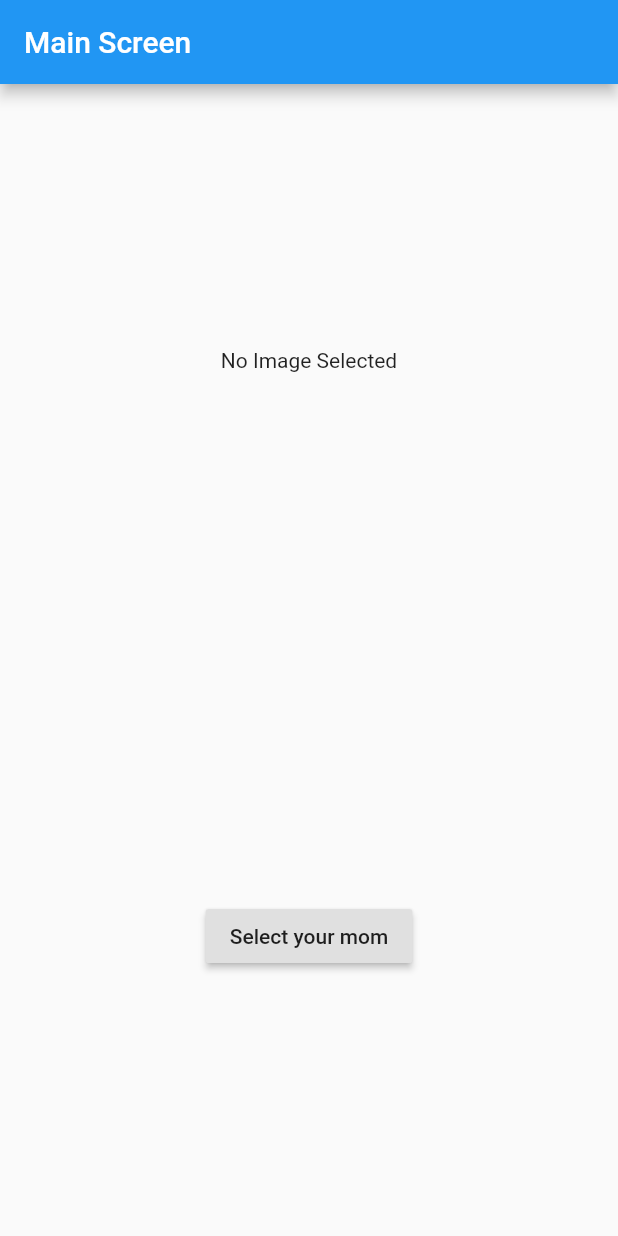
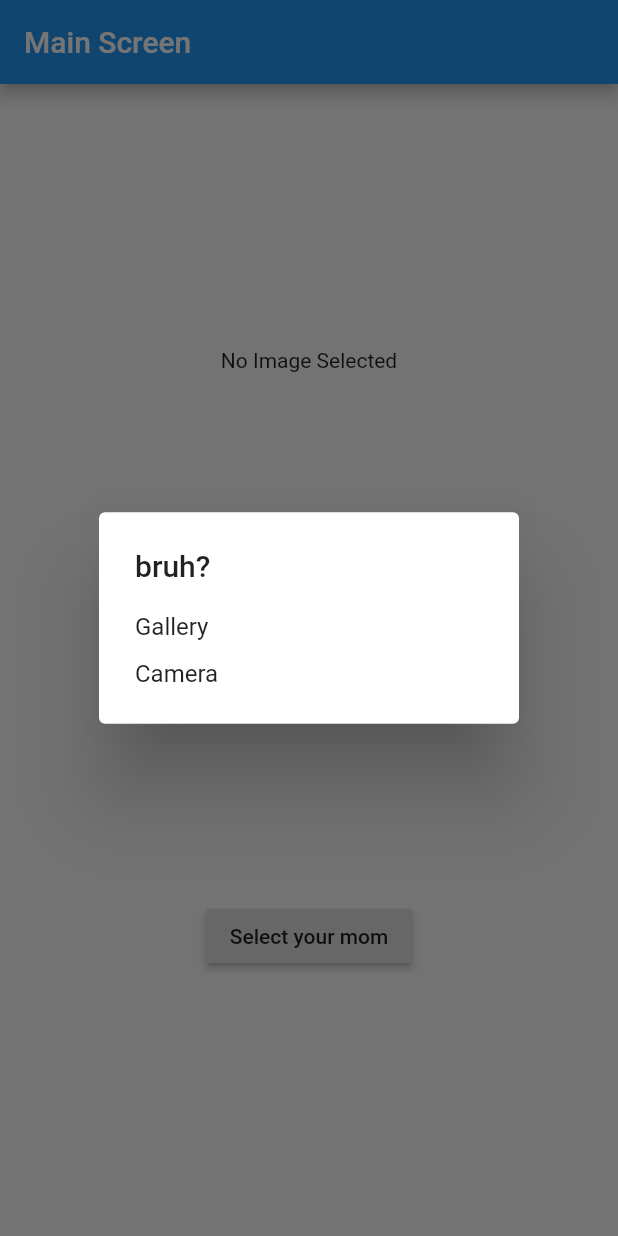
Before and after one commit to AYAYEET/image_edit, a Flutter app: the screen it shows after launch, after a tap on "Select your mom", on a phone screen of 412 x 824 dp. Run offline on Flutter 3.47's test engine with Material 2 defaults, Android fonts, the light colour scheme and no system bars; our stand-ins replace image_picker; missing offline and left inert: image_editor_pro.

Commit message:
image wird angezeigt

```diff
--- a/lib/main.dart
+++ b/lib/main.dart
@@ -1,7 +1,7 @@
 import 'dart:io';
 import 'package:flutter/material.dart';
 import 'package:image_editor_pro/image_editor_pro.dart';
-
+import 'package:image_picker/image_picker.dart';
 
 
 void main(){
@@ -17,6 +17,60 @@ class LandingScreen extends StatefulWidget {
 }
 
 class _LandingScreenState extends State<LandingScreen> {
+
+  File imageFile;
+  final picker = ImagePicker();
+
+  _openGallary(BuildContext context) async {
+    final pickedFile = await picker.getImage(source: ImageSource.gallery);
+    this.setState(() {
+      imageFile = File(pickedFile.path);
+    });
+    Navigator.of(context).pop();
+  }
+  _openCamera(BuildContext context) async{
+    final pickedFile = await picker.getImage(source: ImageSource.camera);
+    this.setState(() {
+      imageFile = File(pickedFile.path);
+    });
+    Navigator.of(context).pop();
+  }
+  //no mistakes grr
+
+  Future<void> _showChoiceDialog(BuildContext context) {
+    return showDialog(context: context,builder: (BuildContext context){
+      return AlertDialog(
+        title: Text("bruh?"),
+        content: SingleChildScrollView(
+          child: ListBody(
+            children: <Widget>[
+              GestureDetector(
+                child: Text("Gallery"),
+                onTap: (){
+                  _openGallary(context);
+                },
+              ),
+              Padding(padding: EdgeInsets.all(6.0)),
+              GestureDetector(
+                child: Text("Camera"),
+                onTap: (){
+                  _openCamera(context);
+                },
+              )
+            ],
+          ),
+        ),
+      );
+    });
+  }
+
+  Widget _isImageView(){
+    if (imageFile == null) {
+      return Text("No Image Selected");
+    } else {
+      Image.file(imageFile,width: 400,height: 400);
+    }
+  }
   @override
   Widget build(BuildContext context) {
     return Scaffold(
@@ -28,9 +82,9 @@ class _LandingScreenState extends State<LandingScreen> {
           child: Column(
             mainAxisAlignment: MainAxisAlignment.spaceAround,
             children: <Widget>[
-              Text("No Image Selected"),
+              _isImageView(),
               RaisedButton(onPressed: (){
-
+                _showChoiceDialog(context);
               },child: Text("Select your mom"),)
             ],
           ),
```
Also changed, not shown: pubspec.lock.
